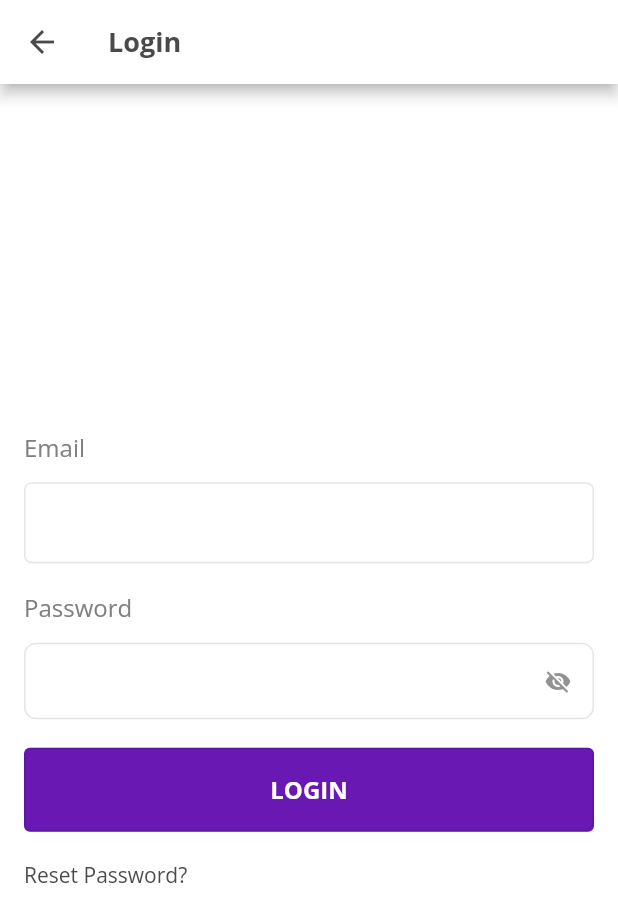
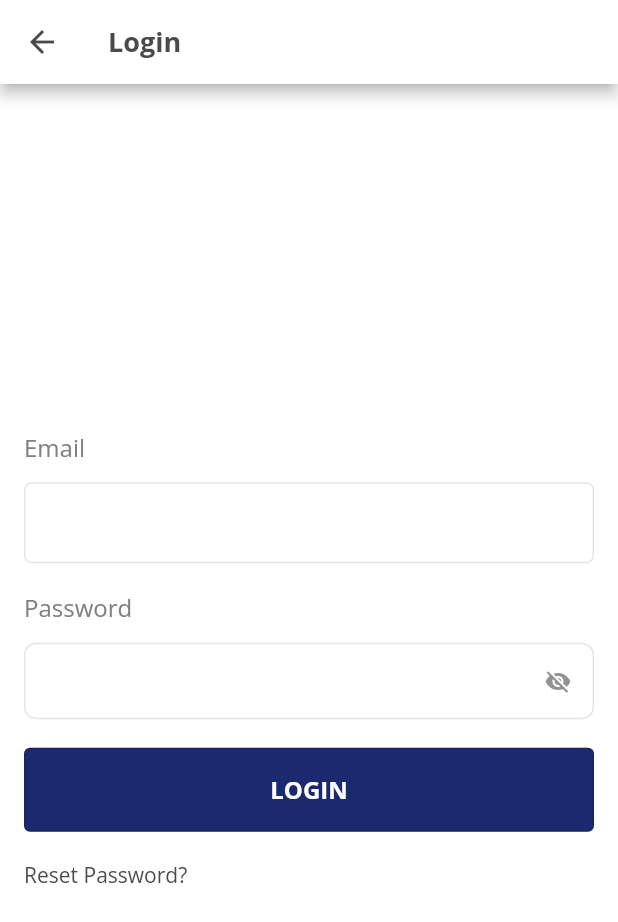
Before and after one commit to slemankfa/elite_restaurent, a Flutter app: the screen it shows after launch, after a tap on "LOGIN", on a phone screen of 412 x 824 dp. Shown: the top 922 px of the screen. Run offline on Flutter 3.47's test engine with Material 2 defaults, Android fonts, the phone set to English and light mode, and no system bars; our stand-ins replace bot_toast, cached_network_image, carousel_slider, cloud_firestore, dropdown_button2, firebase_core and 8 more; missing offline and left inert: time_picker_spinner_pop_up; accounts and stored records are empty; network calls fail; project files that could hold a hidden picture were left out.

Commit message:
change main color

```diff
--- a/lib/core/styles.dart
+++ b/lib/core/styles.dart
@@ -2,7 +2,8 @@ import 'package:flutter/material.dart';
 import 'package:google_fonts/google_fonts.dart';
 
 class Styles {
-  static const mainColor = Color(0xff6918B4);
+  static const mainColor = Color(0xff1B2A6F);
+  // static const mainColor = Color(0xff6918B4);
   static const unslectedItemColor = Color(0xff808080);
   static const userNameColor = Color(0xff49597E);
   static const resturentNameColor = Color(0xff16223C);
--- a/lib/main.dart
+++ b/lib/main.dart
@@ -50,7 +50,7 @@ class MyApp extends StatelessWidget {
         primarySwatch: Colors.blue,
       ),
       home: StartPage(),
-      //  MainTabsPage(),
+      // MainTabsPage(),
       builder: BotToastInit(), //1. call BotToastInit
       navigatorObservers: [BotToastNavigatorObserver()],
       routes: {
@@ -63,6 +63,7 @@ class MyApp extends StatelessWidget {
         DeletePage.routeName: (ctx) => DeletePage(),
         LoginPage.routeName: (ctx) => LoginPage(),
         CreateAccountPage.routeName: (ctx) => CreateAccountPage(),
+        MainTabsPage.routeName: (ctx) => MainTabsPage(),
       },
     );
   }
--- a/lib/screens/auth_pages.dart/login_page.dart
+++ b/lib/screens/auth_pages.dart/login_page.dart
@@ -6,6 +6,7 @@ import 'package:flutter/src/widgets/framework.dart';
 import '../../core/styles.dart';
 import '../../core/widgets/custom_form_field.dart';
 import '../../core/widgets/custom_outline_button.dart';
+import '../main_tabs_page.dart';
 import '../profile_pages/widgtes/profile_custom_form_field.dart';
 
 class LoginPage extends StatefulWidget {
@@ -94,7 +95,7 @@ class _LoginPageState extends State<LoginPage> {
                     icon: Container(),
                     isIconVisible: false,
                     onPressedButton: () =>
-                        Navigator.of(context).pushNamed(LoginPage.routeName),
+                        Navigator.of(context).pushNamed(MainTabsPage.routeName),
                     // borderSide: BorderSide(
                     //   color: Styles.mainColor,
                     // ),
--- a/lib/screens/main_tabs_page.dart
+++ b/lib/screens/main_tabs_page.dart
@@ -10,10 +10,12 @@ class MainTabsPage extends StatefulWidget {
 
   @override
   State<MainTabsPage> createState() => _MainTabsPageState();
+
+  static const routeName = "/main-tabs=page";
 }
 
 class _MainTabsPageState extends State<MainTabsPage> {
-  int _selectedIndex = 1;
+  int _selectedIndex = 0;
 
   void _onItemTapped(int index) {
     setState(() {
```
Also changed, not shown: 1 other file.
